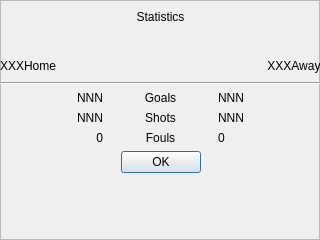
The window that halfstatisticsframe.ui (rochford/cutefootball) describes before a commit, drawn with Qt 5.
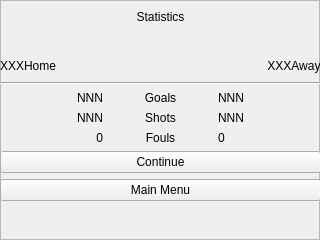
The same window after the commit. Icons and pictures are not drawn.

Commit message:
Pause & continue implementation - soccer_package.pkg file can be used to create a complete package - each frame shows/hides itself soccer.pro - restricted to certain devices team ranking now displayed in TeamSelection frame.
Pause/continue still needs more work

The edit to the form file:
```diff
--- a/halfstatisticsframe.ui
+++ b/halfstatisticsframe.ui
@@ -172,7 +172,7 @@
       </item>
      </layout>
     </item>
-    <item row="7" column="0">
+    <item row="8" column="0">
      <spacer name="verticalSpacer">
       <property name="orientation">
        <enum>Qt::Vertical</enum>
@@ -218,16 +218,6 @@
       </property>
      </widget>
     </item>
-    <item row="6" column="0">
-     <widget class="QDialogButtonBox" name="buttonBox">
-      <property name="standardButtons">
-       <set>QDialogButtonBox::Ok</set>
-      </property>
-      <property name="centerButtons">
-       <bool>true</bool>
-      </property>
-     </widget>
-    </item>
     <item row="2" column="0">
      <layout class="QHBoxLayout" name="horizontalLayout_3">
       <item>
@@ -271,6 +261,20 @@
       </item>
      </layout>
     </item>
+    <item row="6" column="0">
+     <widget class="QPushButton" name="continueBtn">
+      <property name="text">
+       <string>Continue</string>
+      </property>
+     </widget>
+    </item>
+    <item row="7" column="0">
+     <widget class="QPushButton" name="mainMenuBtn">
+      <property name="text">
+       <string>Main Menu</string>
+      </property>
+     </widget>
+    </item>
    </layout>
   </widget>
  </widget>
```
The commit also changes 31 other files.
